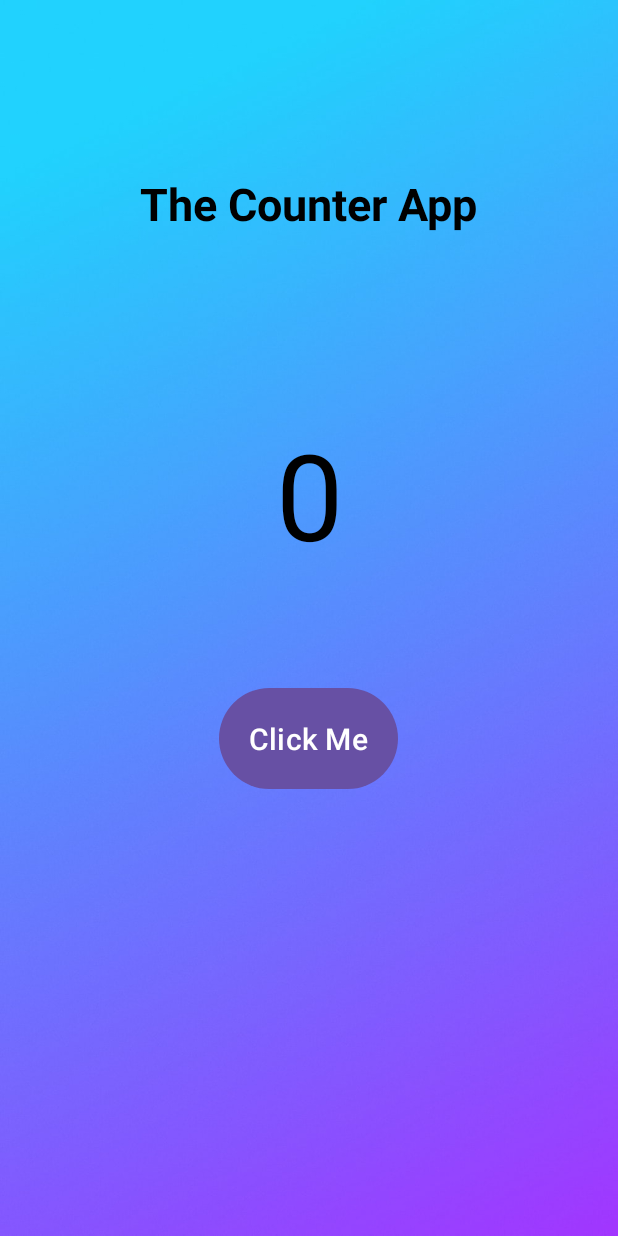
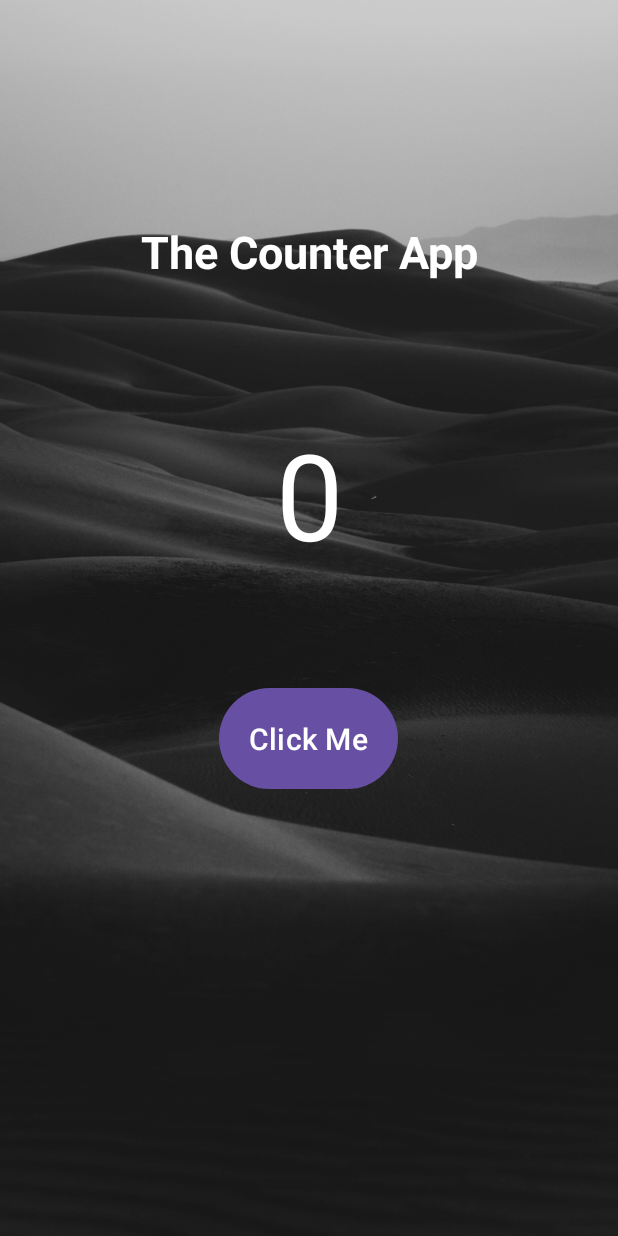
Before and after one commit to Sophiek9h/counter-app-using-java, an Android app: the screen it shows after launch (MainActivity), on a phone screen of 412 x 824 dp. Run offline under Robolectric (Android 15) with nearby library versions, the phone set to English and light mode, and no system bars.

Commit message:
Changed the design of the app here

```diff
--- a/app/src/main/res/layout/activity_main.xml
+++ b/app/src/main/res/layout/activity_main.xml
@@ -4,7 +4,7 @@
     xmlns:tools="http://schemas.android.com/tools"
     android:layout_width="match_parent"
     android:layout_height="match_parent"
-    android:background="@drawable/wall_gradient"
+    android:background="@drawable/counterapp"
     tools:context=".MainActivity">
 
 
@@ -12,14 +12,13 @@
         android:id="@+id/welcome_text"
         android:layout_width="wrap_content"
         android:layout_height="wrap_content"
-        android:layout_marginBottom="120dp"
+        android:layout_marginBottom="88dp"
         android:text="The Counter App"
+        android:textColor="@color/white"
         android:textSize="30dp"
-        android:textColor="@color/black"
         android:textStyle="bold"
         app:layout_constraintBottom_toTopOf="@+id/counter_text"
         app:layout_constraintEnd_toEndOf="parent"
-        app:layout_constraintHorizontal_bias="0.497"
         app:layout_constraintStart_toStartOf="parent" />
 
     <TextView
@@ -28,7 +27,7 @@
         android:layout_height="wrap_content"
         android:layout_marginTop="276dp"
         android:text="0"
-        android:textColor="@color/black"
+        android:textColor="@color/white"
         android:textSize="80sp"
         app:layout_constraintEnd_toEndOf="parent"
         app:layout_constraintStart_toStartOf="parent"
```
Also changed, not shown: app/src/main/res/drawable/counterapp.png (added), app/src/main/res/drawable/gradient_wall.png (deleted).
